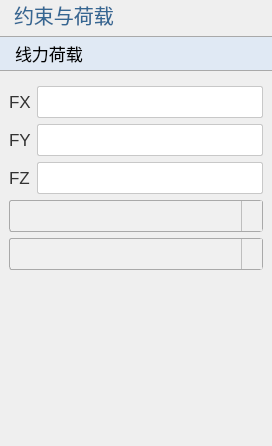
Before: the Qt Designer form plugins/Base_PhysicalField/LinearForcePage.ui in asd977/base_cae, drawn with Qt 5.
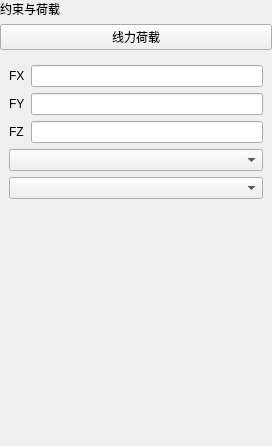
After: the same form once the commit is applied. Icons and pictures are not drawn.

Commit message: fix(ui): place verticalSpacer at page root layout end

What changed in the file:
```diff
--- a/plugins/Base_PhysicalField/LinearForcePage.ui
+++ b/plugins/Base_PhysicalField/LinearForcePage.ui
@@ -13,104 +13,6 @@
   <property name="windowTitle">
    <string>Form</string>
   </property>
-  <property name="styleSheet">
-   <string notr="true">QWidget{
-font-family: &quot;Microsoft YaHei&quot;, &quot;微软雅黑&quot;;
-}
-QPushButton {
-    font-size: 17px;
-    min-height: 32px;
-}
-QPushButton#pushButton {
-    background-color: rgb(224, 233, 244);
-    border-width: 1px;
-    border-color: rgb(121, 121, 121);
-    border-style: solid;
-    min-height: 33px;
-    border-top: 1px solid rgb(169, 169, 169);
-    border-bottom: 1px solid rgb(169, 169, 169);
-    border-left: none;
-    border-right: none;
-    text-align: left;
-    padding-left: 15px;
-    font-size: 17px;
-}
-QLabel {
-    font-size: 17px;
-    color: rgb(51, 51, 51);
-}
-QLabel#pageNameLabel {
-    font-size: 20px;
-    padding-left: 9px;
-    color: rgb(53, 103, 147);
-}
-QLineEdit, QTextEdit, QPlainTextEdit, QSpinBox, QDoubleSpinBox, QDateTimeEdit {
-    border: 1px solid rgb(200, 200, 200);
-    border-radius: 2px;
-    font-size: 17px;
-    min-height: 30px;
-}
-QLineEdit:focus, QTextEdit:focus, QPlainTextEdit:focus,
-QSpinBox:focus, QDoubleSpinBox:focus, QDateTimeEdit:focus {
-    border-color: rgb(100, 100, 255);
-    outline: none;
-}
-QComboBox {
-    font-size: 17px;
-    color: rgb(51, 51, 51);
-    padding-left: 6px;
-    background: rgb(240, 240, 240);
-    border: 1px solid rgb(169, 169, 169);
-    border-radius: 3px;
-    min-height: 30px;
-}
-QComboBox::drop-down {
-    subcontrol-origin: padding;
-    subcontrol-position: top right;
-    width: 20px;
-    background: rgb(240, 240, 240);
-    border-left: 1px solid rgb(190, 190, 190);
-}
-QComboBox::down-arrow {
-    image: url(:/resources/arrow_down_drawn.svg);
-    width: 12px;
-    height: 12px;
-}
-QSpinBox::up-button, QDoubleSpinBox::up-button {
-    subcontrol-origin: border;
-    subcontrol-position: top right;
-    width: 18px;
-    border-left: 1px solid rgb(190, 190, 190);
-    border-bottom: 1px solid rgb(210, 210, 210);
-    background: rgb(240, 240, 240);
-}
-QSpinBox::down-button, QDoubleSpinBox::down-button {
-    subcontrol-origin: border;
-    subcontrol-position: bottom right;
-    width: 18px;
-    border-left: 1px solid rgb(190, 190, 190);
-    background: rgb(240, 240, 240);
-}
-QSpinBox::up-arrow, QDoubleSpinBox::up-arrow {
-    image: url(:/resources/arrow_up_drawn.svg);
-    width: 10px;
-    height: 10px;
-}
-QSpinBox::down-arrow, QDoubleSpinBox::down-arrow {
-    image: url(:/resources/arrow_down_drawn.svg);
-    width: 10px;
-    height: 10px;
-}
-QRadioButton, QCheckBox, QGroupBox {
-    font-size: 17px;
-}
-QTableWidget, QTreeWidget, QListWidget {
-    font-size: 16px;
-    gridline-color: rgb(210, 210, 210);
-}
-
-</string>
-  </property>
   <layout class="QVBoxLayout" name="verticalLayout">
    <property name="leftMargin">
     <number>0</number>
```
Left out of the diff: 16 changed lines with no effect on the pictures. The commit also changes 45 other files.
